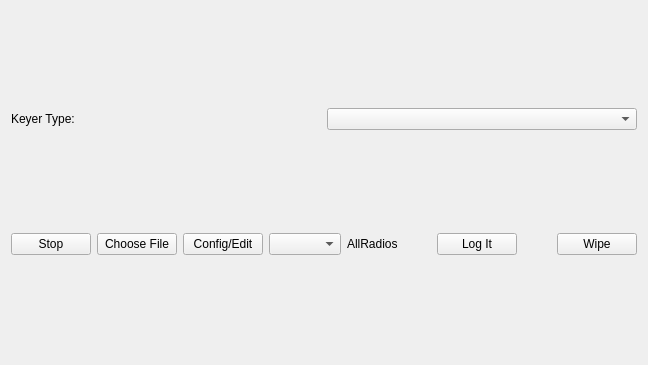
Above: mqt/MqtLogger/dmbuttonframe.ui from Rsclub22/Minos2-Mirror before the change. Below: the same form after it.
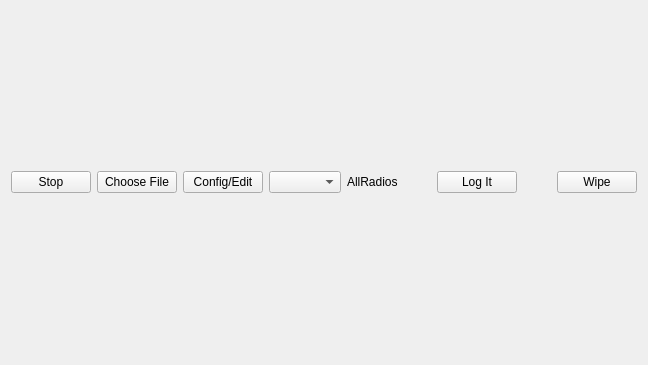
That is the form after the change.

Commit message: add signals and public methods to cw dtr form

Diff of the .ui file:
```diff
--- a/mqt/MqtLogger/dmbuttonframe.ui
+++ b/mqt/MqtLogger/dmbuttonframe.ui
@@ -15,18 +15,7 @@
   </property>
   <layout class="QVBoxLayout" name="verticalLayout">
    <item>
-    <layout class="QHBoxLayout" name="horizontalLayout_4">
-     <item>
-      <widget class="QLabel" name="keyerSelectLabel">
-       <property name="text">
-        <string>Keyer Type:</string>
-       </property>
-      </widget>
-     </item>
-     <item>
-      <widget class="QComboBox" name="txKeyerSelect"/>
-     </item>
-    </layout>
+    <layout class="QHBoxLayout" name="toolbarLayout"/>
    </item>
    <item>
     <layout class="QVBoxLayout" name="mainContentLayout"/>
```
The commit also changes 6 other files.
